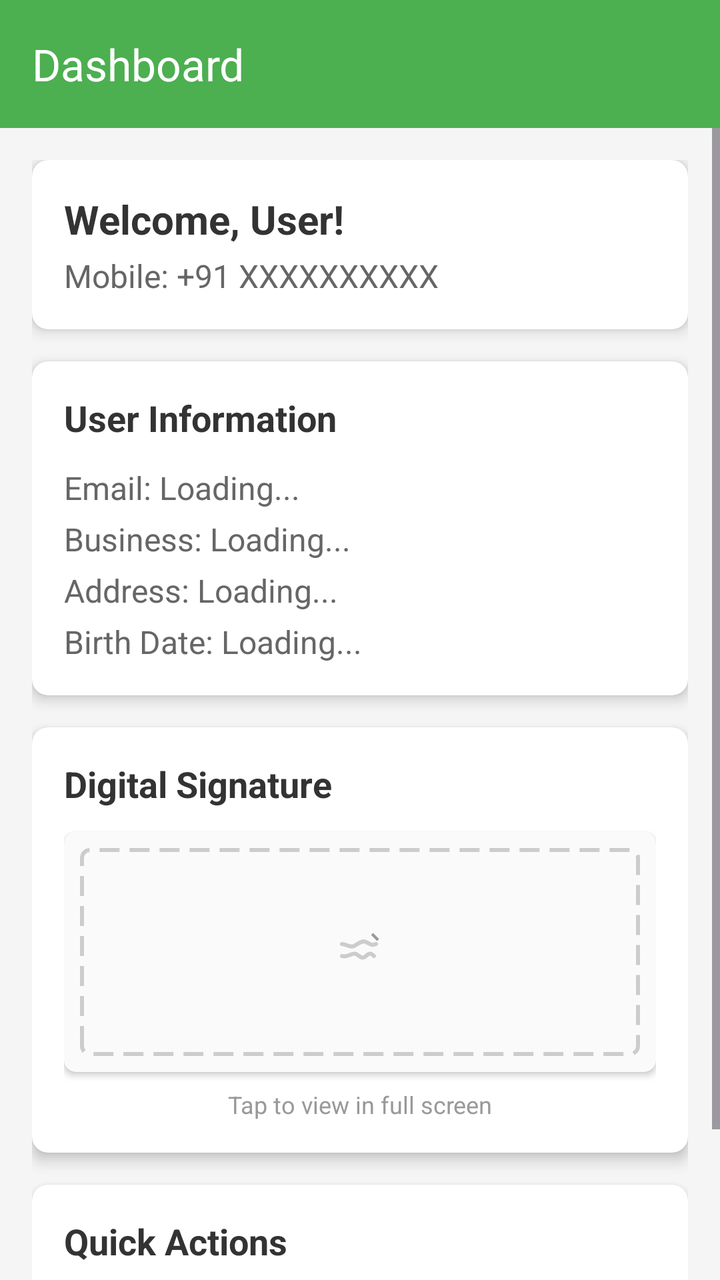
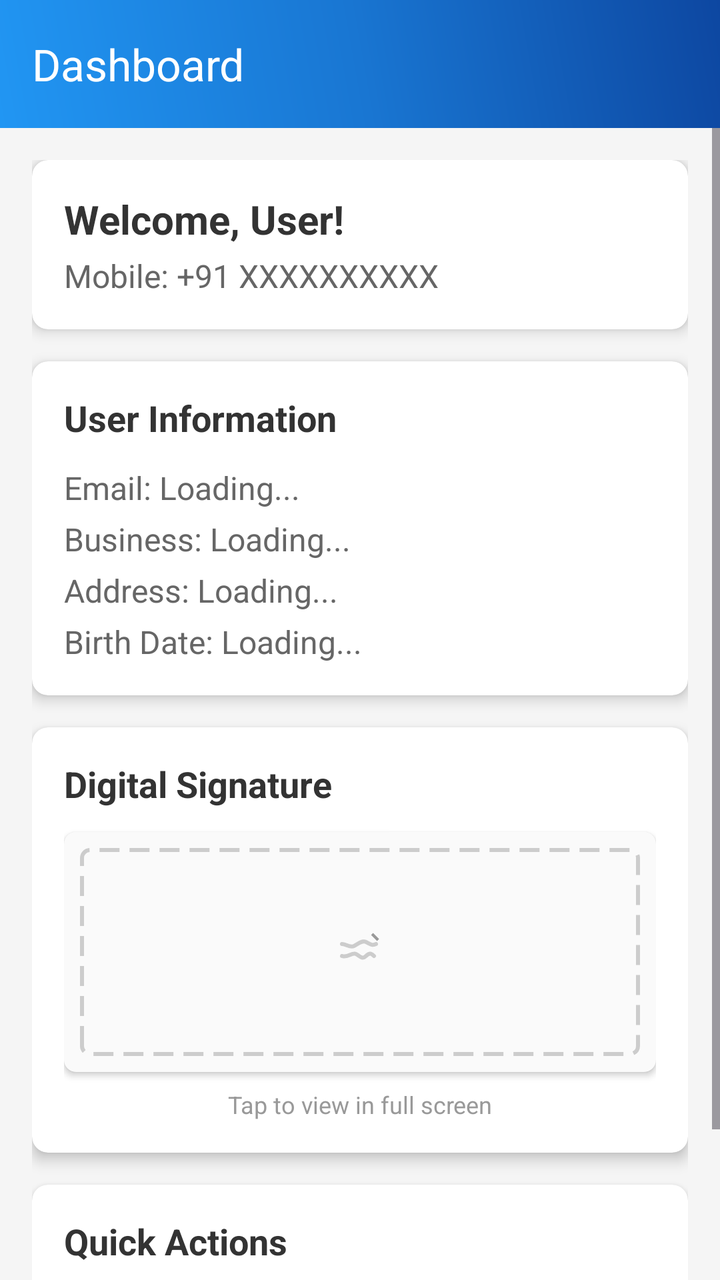

Screens rendered from an Android XML layout before and after an edit, with the pre-edit source and the edit as a unified diff.
<!-- AndroidManifest.xml: application theme Theme.RentMangment -->
<!-- res/layout/activity_main.xml -->
<?xml version="1.0" encoding="utf-8"?>
<LinearLayout xmlns:android="http://schemas.android.com/apk/res/android"
    xmlns:app="http://schemas.android.com/apk/res-auto"
    android:layout_width="match_parent"
    android:layout_height="match_parent"
    android:orientation="vertical"
    android:background="#f5f5f5">

    
    <androidx.appcompat.widget.Toolbar
        android:id="@+id/toolbar"
        android:layout_width="match_parent"
        android:layout_height="?attr/actionBarSize"
        android:background="#4CAF50"
        android:theme="@style/ThemeOverlay.AppCompat.Dark.ActionBar"
        app:title="Dashboard"
        app:titleTextColor="@android:color/white" />

    <ScrollView
        android:layout_width="match_parent"
        android:layout_height="match_parent">

        <LinearLayout
            android:layout_width="match_parent"
            android:layout_height="wrap_content"
            android:orientation="vertical"
            android:padding="16dp">

            
            <androidx.cardview.widget.CardView
                android:layout_width="match_parent"
                android:layout_height="wrap_content"
                android:layout_marginBottom="16dp"
                app:cardCornerRadius="8dp"
                app:cardElevation="4dp">

                <LinearLayout
                    android:layout_width="match_parent"
                    android:layout_height="wrap_content"
                    android:orientation="vertical"
                    android:padding="16dp">

                    <TextView
                        android:id="@+id/tvWelcome"
                        android:layout_width="match_parent"
                        android:layout_height="wrap_content"
                        android:text="Welcome, User!"
                        android:textSize="20sp"
                        android:textStyle="bold"
                        android:textColor="#333" />

                    <TextView
                        android:id="@+id/tvMobileDisplay"
                        android:layout_width="match_parent"
                        android:layout_height="wrap_content"
                        android:text="Mobile: +91 XXXXXXXXXX"
                        android:textSize="16sp"
                        android:textColor="#666"
                        android:layout_marginTop="4dp" />

                </LinearLayout>
            </androidx.cardview.widget.CardView>

            
            <androidx.cardview.widget.CardView
                android:layout_width="match_parent"
                android:layout_height="wrap_content"
                android:layout_marginBottom="16dp"
                app:cardCornerRadius="8dp"
                app:cardElevation="4dp">

                <LinearLayout
                    android:layout_width="match_parent"
                    android:layout_height="wrap_content"
                    android:orientation="vertical"
                    android:padding="16dp">

                    <TextView
                        android:layout_width="match_parent"
                        android:layout_height="wrap_content"
                        android:text="User Information"
                        android:textSize="18sp"
                        android:textStyle="bold"
                        android:textColor="#333"
                        android:layout_marginBottom="12dp" />

                    <TextView
                        android:id="@+id/tvEmail"
                        android:layout_width="match_parent"
                        android:layout_height="wrap_content"
                        android:text="Email: Loading..."
                        android:textSize="16sp"
                        android:textColor="#666"
                        android:layout_marginBottom="4dp" />

                    <TextView
                        android:id="@+id/tvBusinessName"
                        android:layout_width="match_parent"
                        android:layout_height="wrap_content"
                        android:text="Business: Loading..."
                        android:textSize="16sp"
                        android:textColor="#666"
                        android:layout_marginBottom="4dp" />

                    <TextView
                        android:id="@+id/tvAddress"
                        android:layout_width="match_parent"
                        android:layout_height="wrap_content"
                        android:text="Address: Loading..."
                        android:textSize="16sp"
                        android:textColor="#666"
                        android:layout_marginBottom="4dp" />

                    <TextView
                        android:id="@+id/tvBirthDate"
                        android:layout_width="match_parent"
                        android:layout_height="wrap_content"
                        android:text="Birth Date: Loading..."
                        android:textSize="16sp"
                        android:textColor="#666" />

                </LinearLayout>
            </androidx.cardview.widget.CardView>

            
            <androidx.cardview.widget.CardView
                android:layout_width="match_parent"
                android:layout_height="wrap_content"
                android:layout_marginBottom="16dp"
                app:cardCornerRadius="8dp"
                app:cardElevation="4dp">

                <LinearLayout
                    android:layout_width="match_parent"
                    android:layout_height="wrap_content"
                    android:orientation="vertical"
                    android:padding="16dp">

                    <TextView
                        android:layout_width="match_parent"
                        android:layout_height="wrap_content"
                        android:text="Digital Signature"
                        android:textSize="18sp"
                        android:textStyle="bold"
                        android:textColor="#333"
                        android:layout_marginBottom="12dp" />

                    <androidx.cardview.widget.CardView
                        android:layout_width="match_parent"
                        android:layout_height="120dp"
                        app:cardCornerRadius="6dp"
                        app:cardElevation="2dp"
                        app:cardBackgroundColor="#FAFAFA">

                        <ImageView
                            android:id="@+id/ivUserSignature"
                            android:layout_width="match_parent"
                            android:layout_height="match_parent"
                            android:layout_margin="8dp"
                            android:scaleType="centerInside"
                            android:src="@drawable/ic_signature_placeholder"
                            android:background="@drawable/dashed_border" />

                    </androidx.cardview.widget.CardView>

                    <TextView
                        android:layout_width="match_parent"
                        android:layout_height="wrap_content"
                        android:text="Tap to view in full screen"
                        android:textSize="12sp"
                        android:textColor="#999"
                        android:gravity="center"
                        android:layout_marginTop="8dp" />

                </LinearLayout>
            </androidx.cardview.widget.CardView>

            
            <androidx.cardview.widget.CardView
                android:layout_width="match_parent"
                android:layout_height="wrap_content"
                app:cardCornerRadius="8dp"
                app:cardElevation="4dp">

                <LinearLayout
                    android:layout_width="match_parent"
                    android:layout_height="wrap_content"
                    android:orientation="vertical"
                    android:padding="16dp">

                    <TextView
                        android:layout_width="match_parent"
                        android:layout_height="wrap_content"
                        android:text="Quick Actions"
                        android:textSize="18sp"
                        android:textStyle="bold"
                        android:textColor="#333"
                        android:layout_marginBottom="12dp" />

                    <com.google.android.material.button.MaterialButton
                        android:id="@+id/btnLogout"
                        android:layout_width="match_parent"
                        android:layout_height="50dp"
                        android:text="Logout"
                        android:textColor="@android:color/white"
                        android:backgroundTint="#F44336"
                        app:cornerRadius="6dp" />

                </LinearLayout>
            </androidx.cardview.widget.CardView>

        </LinearLayout>
    </ScrollView>
</LinearLayout>
<!-- resources referenced by this layout -->
<resources>
  <!-- drawable dashed_border (drawable) -->
  <?xml version="1.0" encoding="utf-8"?>
  <shape xmlns:android="http://schemas.android.com/apk/res/android">
      <stroke
          android:width="2dp"
          android:color="#CCCCCC"
          android:dashWidth="10dp"
          android:dashGap="5dp" />
      <corners android:radius="4dp" />
  </shape>
  <!-- drawable ic_signature_placeholder (drawable) -->
  <?xml version="1.0" encoding="utf-8"?>
  <vector xmlns:android="http://schemas.android.com/apk/res/android"
      android:width="24dp"
      android:height="24dp"
      android:viewportWidth="24"
      android:viewportHeight="24">
  
      
      <path
          android:strokeColor="#CCCCCC"
          android:strokeWidth="2"
          android:strokeLineCap="round"
          android:pathData="M3,8c2,0 4,2 6,1s4,-3 6,-2s3,2 5,1"/>
  
      
      <path
          android:strokeColor="#CCCCCC"
          android:strokeWidth="2"
          android:strokeLineCap="round"
          android:pathData="M3,14c3,1 5,-2 7,-1s3,3 5,1s3,-1 4,0"/>
  
      
      <path
          android:fillColor="#999999"
          android:pathData="M18.5,2.5l3,3l-1,1l-3,-3L18.5,2.5z"/>
  
      <path
          android:fillColor="#AAAAAA"
          android:pathData="M17.5,3.5l-12,12l-2,2l2,-2l12,-12L17.5,3.5z"/>
  
  </vector>
  <style name="Theme.RentMangment" parent="Base.Theme.RentMangment" />
  <style name="Base.Theme.RentMangment" parent="Theme.Material3.DayNight.NoActionBar">
          
          
      </style>
</resources>

<!-- the commit's change to res/layout/activity_main.xml (unified diff, before → after) -->
@@ -11,9 +11,9 @@
         android:id="@+id/toolbar"
         android:layout_width="match_parent"
         android:layout_height="?attr/actionBarSize"
-        android:background="#4CAF50"
         android:theme="@style/ThemeOverlay.AppCompat.Dark.ActionBar"
         app:title="Dashboard"
+        android:background="@drawable/nav_header_gradient"
         app:titleTextColor="@android:color/white" />
 
     <ScrollView
@@ -203,7 +203,7 @@
                         android:layout_height="50dp"
                         android:text="Logout"
                         android:textColor="@android:color/white"
-                        android:backgroundTint="#F44336"
+                        android:backgroundTint="#3F51B5"
                         app:cornerRadius="6dp" />
 
                 </LinearLayout>
<!-- resource entries referenced after the edit -->
@@ -42,6 +42,16 @@
           android:pathData="M17.5,3.5l-12,12l-2,2l2,-2l12,-12L17.5,3.5z"/>
   
   </vector>
+  <!-- drawable nav_header_gradient (drawable) -->
+  <?xml version="1.0" encoding="utf-8"?>
+  <shape xmlns:android="http://schemas.android.com/apk/res/android">
+      <gradient
+          android:angle="45"
+          android:startColor="#2196F3"
+          android:centerColor="#1976D2"
+          android:endColor="#0D47A1"
+          android:type="linear" />
+  </shape>
   <style name="Theme.RentMangment" parent="Base.Theme.RentMangment" />
   <style name="Base.Theme.RentMangment" parent="Theme.Material3.DayNight.NoActionBar">
           
